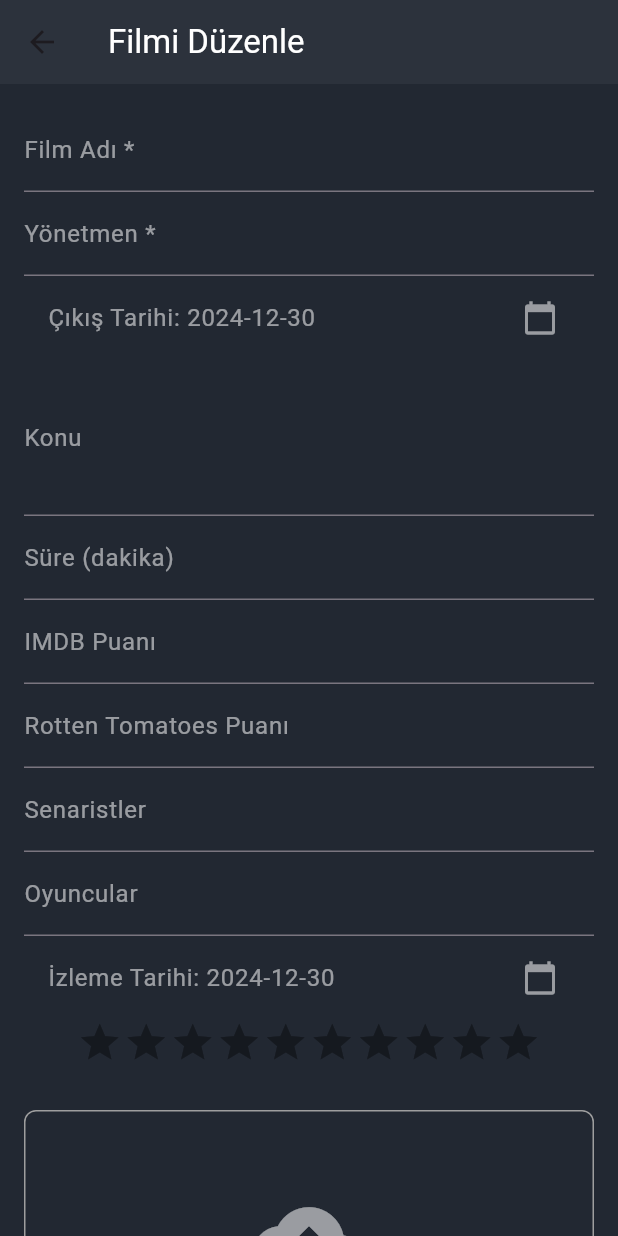
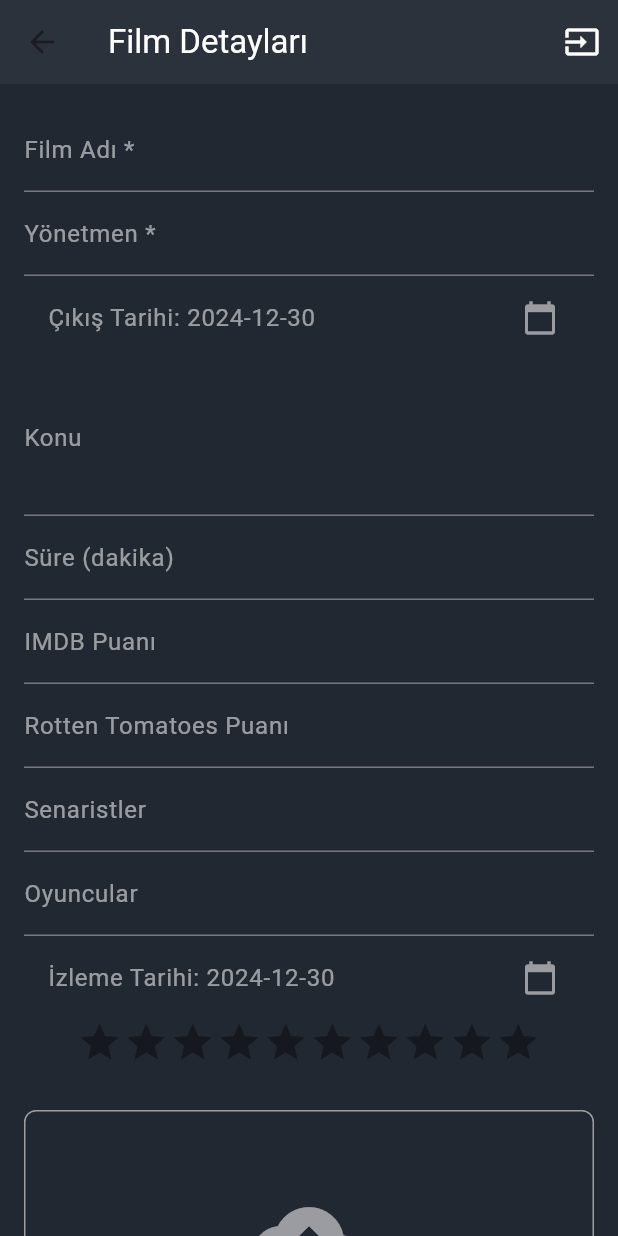
Before and after one commit to MertAliUzun/movie_collections_mobile, a Flutter app: the EditMovieScreen screen opened directly with empty values, on a phone screen of 412 x 824 dp. Run offline on Flutter 3.47's test engine with Material 3 defaults, Android fonts, the phone set to English and light mode, and no system bars; drawn by our look-alikes of flutter_rating_bar; our stand-ins replace flutter_dotenv, image_picker, shared_preferences, supabase_flutter; missing offline and left inert: cloudinary_public; accounts and stored records are empty.

Commit message:
v 1.5 (added transfer movie)

```diff
--- a/lib/models/movie_model.dart
+++ b/lib/models/movie_model.dart
@@ -8,12 +8,22 @@ class Movie {
   final double? rtRating;
   final List<String>? writers;
   final List<String>? actors;
-  final bool watched;
+  bool watched;
   final String imageLink;
   final String userEmail;
-  final DateTime? watchDate;
-  final double? userScore;
-  final double? hypeScore;
+  DateTime? watchDate;
+  double? userScore;
+  double? hypeScore;
+  //final List<String>? genres;
+  //final double? popularity;
+  //final String? productionCompany;
+  /*"cast": [
+        {"id": 123456, "name": "Tessa Thompson", "character": "Lady", "order": 1},
+        {"id": 654321, "name": "Justin Theroux", "character": "Tramp", "order": 2}
+      ],*/
+  //final int customSortOrder;
+  //final double? budget;
+  //final double? revenue;
 
   Movie({
     required this.movieName,
--- a/lib/screens/edit_movie_screen.dart
+++ b/lib/screens/edit_movie_screen.dart
@@ -51,7 +51,8 @@ class _EditMovieScreenState extends State<EditMovieScreen> {
       });
     }
   }
-    Future<void> _watchDate(BuildContext context) async {
+
+  Future<void> _watchDate(BuildContext context) async {
     final DateTime? picked = await showDatePicker(
       context: context,
       initialDate: _watchedDate,
@@ -107,7 +108,6 @@ class _EditMovieScreenState extends State<EditMovieScreen> {
     }
   }
 
-
   void _saveMovie() async {
     if (_formKey.currentState!.validate()) {
       final supabase = Supabase.instance.client;
@@ -160,8 +160,8 @@ class _EditMovieScreenState extends State<EditMovieScreen> {
   }
 
   void _deleteMovie() async {
-          final supabase = Supabase.instance.client;
-      final service = SupabaseService(supabase);
+    final supabase = Supabase.instance.client;
+    final service = SupabaseService(supabase);
     try {
       await service.deleteMovie(widget.movie!.movieName);
       if (mounted) {
@@ -175,6 +175,57 @@ class _EditMovieScreenState extends State<EditMovieScreen> {
         ScaffoldMessenger.of(context).showSnackBar(
           SnackBar(content: Text('Silme hatası: $e')),
         );
+      }
+    }
+  }
+
+  void _toggleWatchedStatus() async {
+    final confirm = await showDialog<bool>(
+      context: context,
+      builder: (context) {
+        return AlertDialog(
+          backgroundColor:  Color.fromARGB(255, 44, 50, 60),
+          title: Spacer(),
+          content: Text(textAlign: TextAlign.center, style: TextStyle(fontSize: 18, color: Colors.white), widget.isFromWishlist ? 'Filmi koleksiyona taşımak istiyor musunuz?' : 'Filmi izlenme listesine taşımak istiyor musunuz?'),
+          actions: [
+            TextButton(
+              onPressed: () => Navigator.of(context).pop(true), // User confirmed
+              child: const Text('Evet', style: TextStyle(fontSize: 16,color: Colors.white,)),
+            ),
+            TextButton(
+              onPressed: () => Navigator.of(context).pop(false), // User declined
+              child: const Text('Hayır', style: TextStyle(fontSize: 16, color: Colors.white,)),
+            ),
+          ],
+        );
+      },
+    );
+
+    if (confirm == true) {
+      final supabase = Supabase.instance.client;
+      final service = SupabaseService(supabase);
+      try {
+        final updatedMovie = widget.movie!;
+        updatedMovie.watched = widget.isFromWishlist ? true : false;
+        if (widget.isFromWishlist) {
+          updatedMovie.hypeScore = null;
+        } else {
+          updatedMovie.userScore = null;
+          updatedMovie.watchDate = null;
+        }
+        await service.updateMovie(updatedMovie);
+        if (mounted) {
+          ScaffoldMessenger.of(context).showSnackBar(
+            SnackBar(content: Text(widget.isFromWishlist ? 'Film koleksiyona taşındı.' : 'Film istek listesine taşındı.')),
+          );
+          Navigator.pop(context, true);
+        }
+      } catch (e) {
+        if (mounted) {
+          ScaffoldMessenger.of(context).showSnackBar(
+            SnackBar(content: Text('Güncelleme hatası: $e')),
+          );
+        }
       }
     }
   }
@@ -203,8 +254,14 @@ class _EditMovieScreenState extends State<EditMovieScreen> {
     return Scaffold(
       backgroundColor: const Color.fromARGB(255, 34, 40, 50),
       appBar: AppBar(
-        title: const Text('Filmi Düzenle', style: TextStyle(color: Colors.white)),
+        title: const Text('Film Detayları', style: TextStyle(color: Colors.white)),
         backgroundColor: const Color.fromARGB(255, 44, 50, 60),
+        actions: [
+          IconButton(
+            icon: const Icon(Icons.input, color: Colors.white),
+            onPressed: _toggleWatchedStatus,
+          ),
+        ],
       ),
       body: SingleChildScrollView(
         padding: const EdgeInsets.all(16.0),
@@ -225,7 +282,7 @@ class _EditMovieScreenState extends State<EditMovieScreen> {
               ),
               TextFormField(
                 controller: _directorNameController,
-                  decoration: const InputDecoration(labelText: 'Yönetmen *', labelStyle: TextStyle(color: Colors.white54),),
+                decoration: const InputDecoration(labelText: 'Yönetmen *', labelStyle: TextStyle(color: Colors.white54)),
                 style: const TextStyle(color: Colors.white),
                 validator: (value) {
                   if (value == null || value.isEmpty) {
@@ -244,13 +301,13 @@ class _EditMovieScreenState extends State<EditMovieScreen> {
                 ),
               TextFormField(
                 controller: _plotController,
-                decoration: const InputDecoration(labelText: 'Konu', labelStyle: TextStyle(color: Colors.white54),),
+                decoration: const InputDecoration(labelText: 'Konu', labelStyle: TextStyle(color: Colors.white54)),
                 maxLines: 3,
                 style: const TextStyle(color: Colors.white),
               ),
               TextFormField(
                 controller: _runtimeController,
-                decoration: const InputDecoration(labelText: 'Süre (dakika)', labelStyle: TextStyle(color: Colors.white54),),
+                decoration: const InputDecoration(labelText: 'Süre (dakika)', labelStyle: TextStyle(color: Colors.white54)),
                 keyboardType: TextInputType.number,
                 validator: (value) {
                   if (value != null && value.isNotEmpty) {
@@ -265,7 +322,7 @@ class _EditMovieScreenState extends State<EditMovieScreen> {
               ),
               TextFormField(
                 controller: _imdbRatingController,
-                decoration: const InputDecoration(labelText: 'IMDB Puanı', labelStyle: TextStyle(color: Colors.white54),),
+                decoration: const InputDecoration(labelText: 'IMDB Puanı', labelStyle: TextStyle(color: Colors.white54)),
                 keyboardType: TextInputType.number,
                 style: const TextStyle(color: Colors.white),
                 validator: (value) {
@@ -280,7 +337,7 @@ class _EditMovieScreenState extends State<EditMovieScreen> {
               ),
               TextFormField(
                 controller: _rtRatingController,
-                decoration: const InputDecoration(labelText: 'Rotten Tomatoes Puanı', labelStyle: TextStyle(color: Colors.white54),),
+                decoration: const InputDecoration(labelText: 'Rotten Tomatoes Puanı', labelStyle: TextStyle(color: Colors.white54)),
                 keyboardType: TextInputType.number,
                 validator: (value) {
                   if (value != null && value.isNotEmpty) {
@@ -295,20 +352,12 @@ class _EditMovieScreenState extends State<EditMovieScreen> {
               ),
               TextFormField(
                 controller: _writersController,
-                decoration: const InputDecoration(
-                  labelText: 'Senaristler',
-                 //helperText: 'Virgülle ayırarak yazın',
-                  labelStyle: TextStyle(color: Colors.white54),
-                ),
+                decoration: const InputDecoration(labelText: 'Senaristler', labelStyle: TextStyle(color: Colors.white54)),
                 style: const TextStyle(color: Colors.white),
               ),
               TextFormField(
                 controller: _actorsController,
-                decoration: const InputDecoration(
-                  labelText: 'Oyuncular',
-                  //helperText: 'Virgülle ayırarak yazın',
-                  labelStyle: TextStyle(color: Colors.white54),
-                ),
+                decoration: const InputDecoration(labelText: 'Oyuncular', labelStyle: TextStyle(color: Colors.white54)),
                 style: const TextStyle(color: Colors.white),
                 //User Section
               ),
@@ -318,7 +367,7 @@ class _EditMovieScreenState extends State<EditMovieScreen> {
                     'İzleme Tarihi: ${_watchedDate.toLocal().toString().split(' ')[0]}',
                     style: const TextStyle(color: Colors.white54),
                   ),
-                  trailing: const Icon(Icons.calendar_today, color: Colors.white54,),
+                  trailing: const Icon(Icons.calendar_today, color: Colors.white54),
                   onTap: () => _watchDate(context),
                 ),
                 RatingBar.builder(
@@ -336,10 +385,9 @@ class _EditMovieScreenState extends State<EditMovieScreen> {
                     });
                   },
                 ),
-
               },
               if (widget.isFromWishlist)
-              RatingBar.builder(
+                RatingBar.builder(
                   itemSize: 30,
                   initialRating: _hypeScore,
                   minRating: 0,
@@ -354,7 +402,7 @@ class _EditMovieScreenState extends State<EditMovieScreen> {
                     });
                   },
                 ),
-              SizedBox(height: 30,),
+              SizedBox(height: 30),
               GestureDetector(
                 onTap: _isUploading ? null : _pickImage,
                 child: Container(
@@ -378,8 +426,8 @@ class _EditMovieScreenState extends State<EditMovieScreen> {
                               child: Column(
                                 mainAxisAlignment: MainAxisAlignment.center,
                                 children: [
-                                  Icon(Icons.cloud_upload, size: 75, color: Colors.white54,),
-                                  Text('Film afişi seçmek için tıklayın', style: TextStyle(color: Colors.white54),),
+                                  Icon(Icons.cloud_upload, size: 75, color: Colors.white54),
+                                  Text('Film afişi seçmek için tıklayın', style: TextStyle(color: Colors.white54)),
                                 ],
                               ),
                             ),
```
